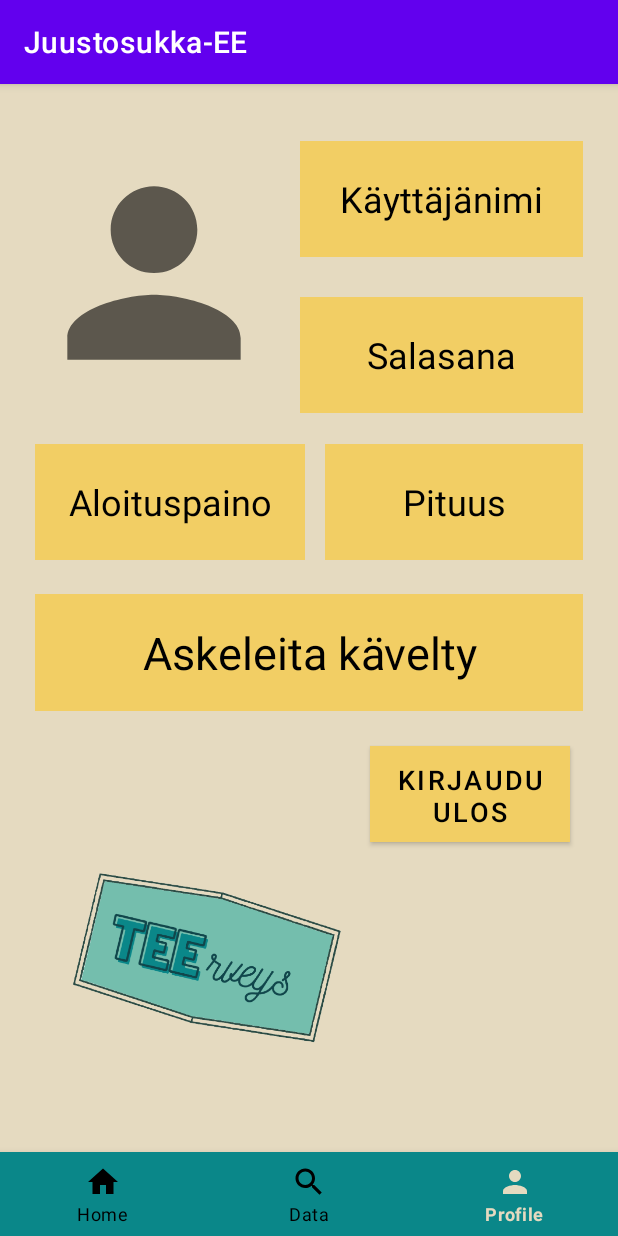
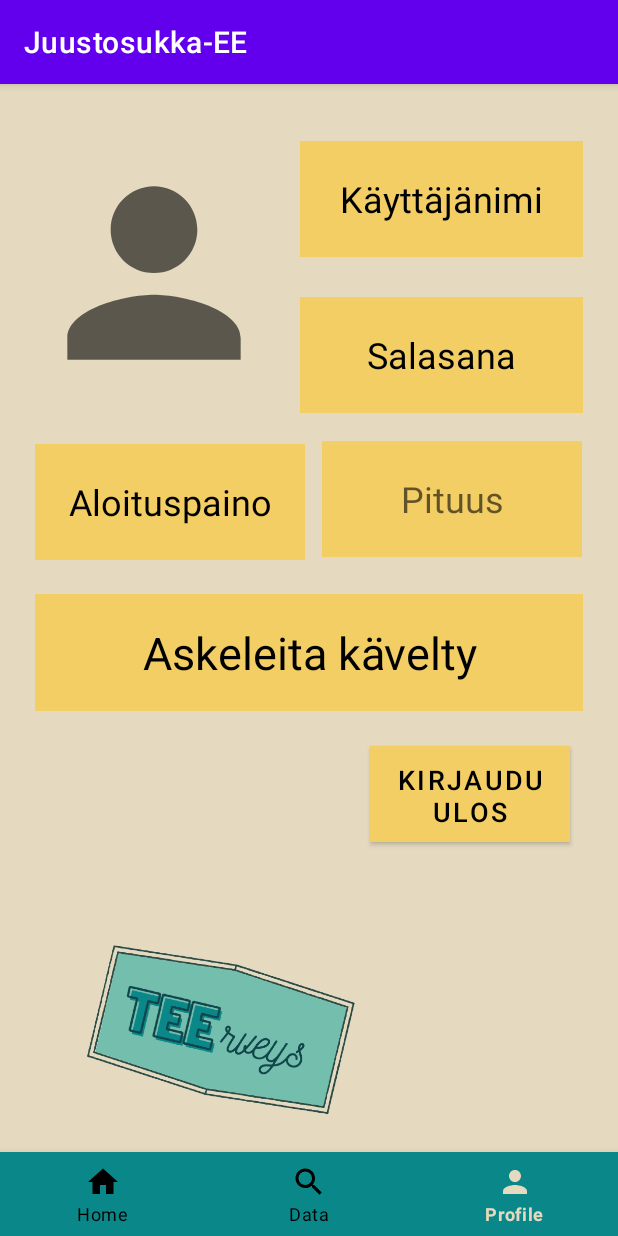
Before and after one commit to pienokainen/Juustosukka-EE, an Android app: the ProfilePage screen opened directly, with no data from a screen before it, on a phone screen of 412 x 824 dp. Run offline under Robolectric (Android 15) with nearby library versions, the phone set to English and light mode, and no system bars.

Commit message:
error fixes

```diff
--- a/JuustosukkaEE/app/src/main/java/com/example/juustosukka_ee/ProfilePage.java
+++ b/JuustosukkaEE/app/src/main/java/com/example/juustosukka_ee/ProfilePage.java
@@ -3,6 +3,8 @@ package com.example.juustosukka_ee;
 import android.content.Intent;
 import android.os.Bundle;
 import android.view.MenuItem;
+import android.view.View;
+import android.widget.Button;
 import android.widget.EditText;
 import android.widget.TextView;
 
@@ -14,6 +16,7 @@ import com.google.android.material.bottomnavigation.BottomNavigationView;
 public class ProfilePage extends AppCompatActivity {
     TextView textField;
     EditText editText;
+    Button log_out;
 
     @Override
     protected void onCreate(Bundle savedInstanceState) {
@@ -23,9 +26,12 @@ public class ProfilePage extends AppCompatActivity {
 
         bottomNavigationView.setSelectedItemId(R.id.profile);
 
-        EditText editWeight = findViewById(R.id.start_weight);
+        log_out = (Button) findViewById(R.id.logout_button);
+
+        /*EditText editWeight = findViewById(R.id.start_weight);
         EditText editHeight = findViewById(R.id.height);
 
+        TextView editWeight = findViewById(R.id.height);*/
 
         bottomNavigationView.setOnNavigationItemSelectedListener(new BottomNavigationView.OnNavigationItemSelectedListener() {
             @Override
@@ -45,6 +51,13 @@ public class ProfilePage extends AppCompatActivity {
                 return false;
             }
         });
+
+    }
+
+
+    public void log_out(View v){
+        Intent intent = new Intent(this, LogInPage.class);
+        startActivity(intent);
     }
 
 
--- a/JuustosukkaEE/app/src/main/res/layout/activity_profilepage.xml
+++ b/JuustosukkaEE/app/src/main/res/layout/activity_profilepage.xml
@@ -8,7 +8,7 @@
     android:backgroundTint="@color/yellow_200"
     tools:context=".ProfilePage">
 
-    <EditText
+    <TextView
         android:id="@+id/steps"
         android:layout_width="wrap_content"
         android:layout_height="78dp"
@@ -18,10 +18,11 @@
         android:layout_marginStart="23dp"
         android:layout_marginTop="340dp"
         android:layout_marginEnd="23dp"
+        android:autofillHints=""
         android:background="#F1EAEA"
         android:backgroundTint="@color/yellow_700"
-        android:gravity="fill_vertical"
-        android:text="Askeleita kävelty"
+        android:gravity="center_horizontal|fill_vertical"
+        android:text="@string/steps"
         android:textAlignment="center"
         android:textColor="@color/black"
         android:textSize="30sp" />
@@ -48,8 +49,8 @@
         android:layout_marginEnd="23dp"
         android:background="#F1EAEA"
         android:backgroundTint="@color/yellow_700"
-        android:gravity="fill_vertical"
-        android:text="Käyttäjänimi"
+        android:gravity="center_horizontal|fill_vertical"
+        android:text="@string/username_pp"
         android:textAlignment="center"
         android:textColor="@color/black"
         android:textSize="24sp" />
@@ -60,17 +61,19 @@
         android:layout_height="77dp"
         android:layout_alignParentTop="true"
         android:layout_alignParentEnd="true"
-        android:layout_marginStart="13dp"
-        android:layout_marginTop="240dp"
-        android:layout_marginEnd="23dp"
+        android:layout_marginStart="11dp"
+        android:layout_marginTop="238dp"
+        android:layout_marginEnd="24dp"
         android:layout_toEndOf="@+id/start_weight"
         android:background="#F1EAEA"
         android:backgroundTint="@color/yellow_700"
-        android:gravity="fill_vertical"
-        android:text="Pituus"
+        android:gravity="center|center_horizontal|fill_vertical"
+        android:hint="@string/height"
+        android:inputType="number"
         android:textAlignment="center"
         android:textColor="@color/black"
-        android:textSize="24sp" />
+        android:textSize="24sp"
+        android:autofillHints="" />
 
     <EditText
         android:id="@+id/start_weight"
@@ -82,11 +85,14 @@
         android:layout_marginTop="240dp"
         android:background="#F1EAEA"
         android:backgroundTint="@color/yellow_700"
-        android:gravity="fill_vertical"
-        android:text="Aloituspaino"
+        android:gravity="center_horizontal|fill_vertical"
+        android:hint="@string/start_weight"
+        android:inputType="number"
+        android:text="@string/start_weight"
         android:textAlignment="center"
         android:textColor="@color/black"
-        android:textSize="24sp" />
+        android:textSize="24sp"
+        android:autofillHints="" />
 
     <TextView
         android:id="@+id/password_profilepage"
@@ -100,8 +106,8 @@
         android:layout_marginEnd="23dp"
         android:background="#FFFFFF"
         android:backgroundTint="@color/yellow_700"
-        android:gravity="fill_vertical"
-        android:text="Salasana"
+        android:gravity="center_horizontal|fill_vertical"
+        android:text="@string/password_pp"
         android:textAlignment="center"
         android:textColor="@color/black"
         android:textSize="24sp" />
@@ -112,8 +118,9 @@
         android:layout_height="130dp"
         android:layout_alignParentStart="true"
         android:layout_alignParentBottom="true"
-        android:layout_marginStart="22dp"
-        android:layout_marginBottom="122dp"
+        android:layout_marginStart="31dp"
+        android:layout_marginBottom="74dp"
+        android:contentDescription="@string/app_logo"
         app:srcCompat="@drawable/teerveys_logo" />
 
     <ImageView
@@ -124,6 +131,7 @@
         android:layout_alignParentTop="true"
         android:layout_marginStart="16dp"
         android:layout_marginTop="30dp"
+        android:contentDescription="@string/profilepic"
         app:srcCompat="@drawable/ic_baseline_person_24" />
 
     <Button
@@ -135,7 +143,8 @@
         android:layout_marginTop="23dp"
         android:layout_marginEnd="32dp"
         android:background="@color/yellow_700"
-        android:text="Kirjaudu Ulos"
+        android:onClick="log_out"
+        android:text="@string/log_out"
         android:textColor="@color/black"
         android:textSize="18sp"
         app:backgroundTint="@color/yellow_700" />
--- a/JuustosukkaEE/app/src/main/res/values/strings.xml
+++ b/JuustosukkaEE/app/src/main/res/values/strings.xml
@@ -9,4 +9,11 @@
     <string name="useraname_hint">Käyttäjänimi</string>
     <string name="password_again_hint">Salasana uudestaan</string>
     <string name="create_account">Luo tili</string>
+    <string name="username_pp">Käyttäjänimi</string>
+    <string name="password_pp">Salasana</string>
+    <string name="steps">Askeleita kävelty</string>
+    <string name="start_weight">Aloituspaino</string>
+    <string name="height">Pituus</string>
+    <string name="log_out">Kirjaudu Ulos</string>
+    <string name="profilepic"></string>
 </resources>
```
